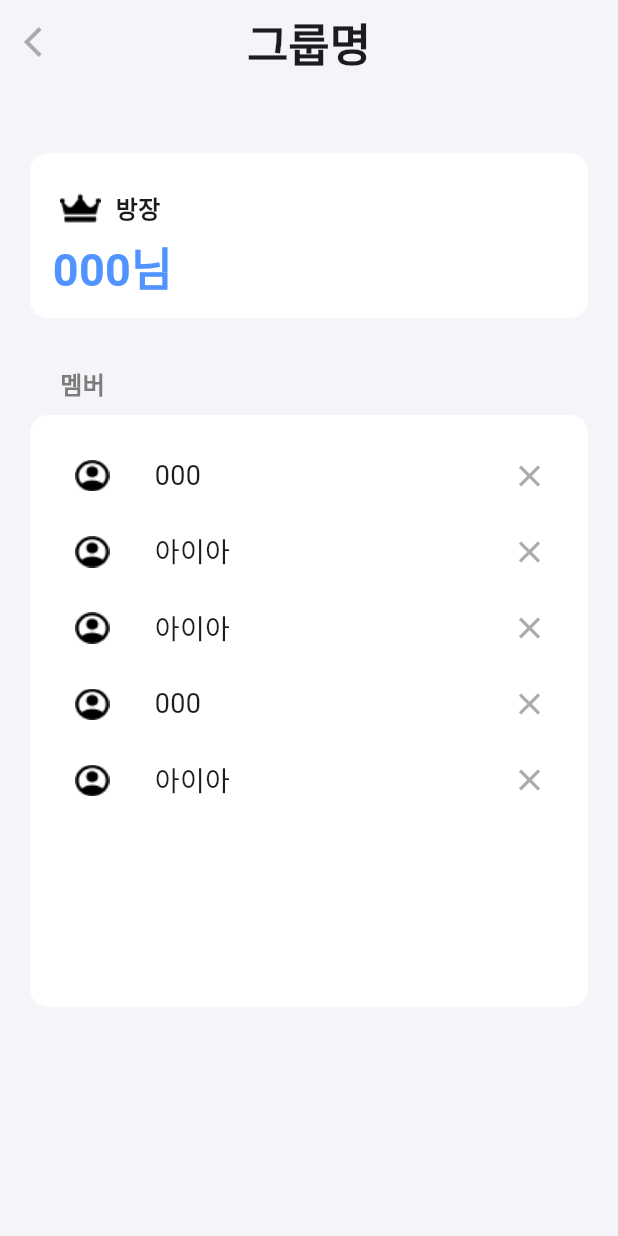
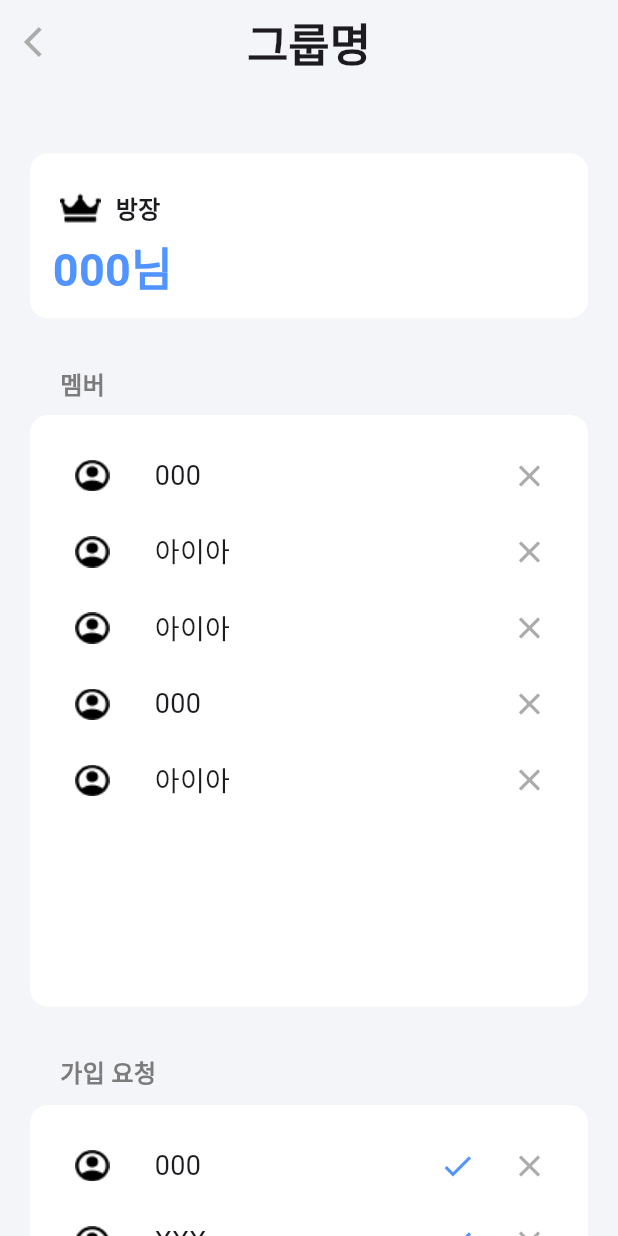
Before and after one commit to AIIA-GCU/VinTeum-FE, a Flutter app: the DetailScreen2 screen opened directly, on a phone screen of 412 x 824 dp. Run offline on Flutter 3.47's test engine with Material 3 defaults, Android fonts, the phone set to English and light mode, and no system bars; our stand-ins replace image_picker, smooth_page_indicator; Roboto replaces fonts that are missing (Pretendard).

Commit message:
가입요청 페이지

```diff
--- a/lib/Page/Detail_Screen2.dart
+++ b/lib/Page/Detail_Screen2.dart
@@ -6,6 +6,7 @@ import 'package:vinteum/widget/custom_dialog.dart';
 import 'package:vinteum/main.dart';
 import 'package:vinteum/Page/Detail_Screen3.dart';
 import 'package:vinteum/widget/Member_List.dart';
+import 'package:vinteum/widget/MemberRequest_List.dart';
 
 class DetailScreen2 extends StatelessWidget {
   const DetailScreen2({super.key});
@@ -19,6 +20,10 @@ class DetailScreen2 extends StatelessWidget {
       MemberList(userName: "아이아"),
       MemberList(userName: "000"),
       MemberList(userName: "아이아"),
+    ];
+    List<Widget> memberrequest  = [
+      MemberRequest(userName: '000'),
+      MemberRequest(userName: 'XXX')
     ];
     return Placeholder(
       child: Scaffold(
@@ -43,7 +48,7 @@ class DetailScreen2 extends StatelessWidget {
           centerTitle: true,
           backgroundColor: VinTeumColors.background,
         ),
-        body: Padding(
+        body: SingleChildScrollView(
           padding: const EdgeInsets.symmetric(horizontal: 20),
           child: Column(
             children: [
@@ -95,6 +100,7 @@ class DetailScreen2 extends StatelessWidget {
               SizedBox(
                 height: ratio.height * 35,
               ),
+              // 맴버
               Align(
                 alignment: Alignment.centerLeft,
                 child: Container(
@@ -129,6 +135,44 @@ class DetailScreen2 extends StatelessWidget {
                       }),
                 ),
               ),
+              SizedBox(height: ratio.height * 35,),
+
+              //가입 요청
+              Align(
+                alignment: Alignment.centerLeft,
+                child: Container(
+                  padding: EdgeInsets.symmetric(horizontal: 20),
+                  child: Text(
+                    "가입 요청",
+                    style: TextStyle(
+                        color: VinTeumColors.darkgrey,
+                        fontSize: 16,
+                        fontWeight: FontWeight.bold),
+                  ),
+                ),
+              ),
+              SizedBox(
+                height: ratio.height * 10,
+              ),
+              Container(
+                height: ratio.height * 227,
+                decoration: BoxDecoration(
+                  color: Colors.white,
+                  borderRadius: BorderRadius.all(
+                    Radius.circular(12),
+                  ),
+                ),
+                child: Padding(
+                  padding: const EdgeInsets.symmetric(horizontal: 15, vertical: 15),
+                  child: ListView.builder(
+                      scrollDirection: Axis.vertical,
+                        itemCount: memberrequest.length,
+                      itemBuilder: (context, index) {
+                        return memberrequest[index];
+                      }),
+                ),
+              ),
+              SizedBox(height: ratio.height * 50,)
             ],
           ),
         ),
--- /dev/null
+++ b/lib/widget/MemberRequest_List.dart
@@ -0,0 +1,70 @@
+import 'package:flutter/cupertino.dart';
+import 'package:flutter/material.dart';
+import 'package:flutter/widgets.dart';
+import 'package:vinteum/Common/color.dart';
+import 'package:vinteum/widget/custom_dialog.dart';
+import 'package:vinteum/Page/Detail_Screen3.dart';
+import 'package:vinteum/main.dart';
+
+
+
+class MemberRequest extends StatelessWidget {
+  const MemberRequest({super.key, required this.userName});
+  final String userName;
+
+  @override
+  Widget build(BuildContext context) {
+    return GestureDetector(
+      onTap: () async {
+        await Navigator.of(context).push(MaterialPageRoute(
+          builder: (BuildContext context) => DetailScreen3(userName: userName),
+        ));
+      },
+      child: Container(
+        height: ratio.height * 55,
+        child: Row(
+          children: [
+            SizedBox(width: ratio.width * 15),
+            Image.asset("assets/img/icon.png"),
+            SizedBox(width: ratio.width * 30.0),
+            Container(
+              child: Text(
+                userName,
+                style: TextStyle(fontSize: 18.0),
+              ),
+            ),
+            Spacer(),
+            IconButton(onPressed: (){
+              CustomDialog(context: context,
+                  title: "가입 수락",
+                  dialogContent: "해당 맴버를 수락 하시겠습니까?",
+                  buttonText: " ",
+                  buttonCount: 2,
+                  func: (){});
+            }, icon: Icon(
+              Icons.check,
+              color: VinTeumColors.mainBlue,
+             ),
+            ),
+//  'X'아이콘 눌러서 그룹원 삭제기능
+            IconButton(
+              onPressed: () {
+                CustomDialog(
+                    context: context,
+                    title: "가입 거절",
+                    dialogContent: '해당 맴버를 거절 하시겠습니까?',
+                    buttonText: " ",
+                    buttonCount: 2,
+                    func: () {});
+              },
+              icon: Icon(
+                Icons.close,
+                color: VinTeumColors.grey,
+              ),
+            ),
+          ],
+        ),
+      ),
+    );
+  }
+}
```
